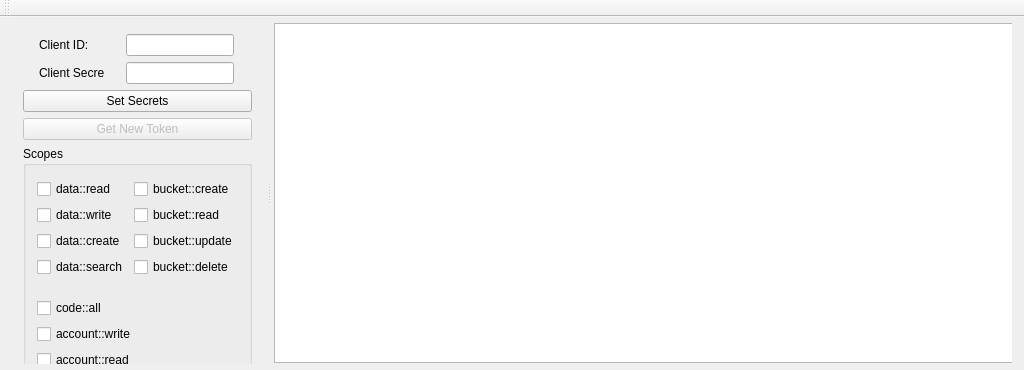
Before: the Qt Designer form samples/TwoLeggedTokenUtility/mainwindow.ui in apprentice3d/forge-api-qt-client_experiments, drawn with Qt 5.
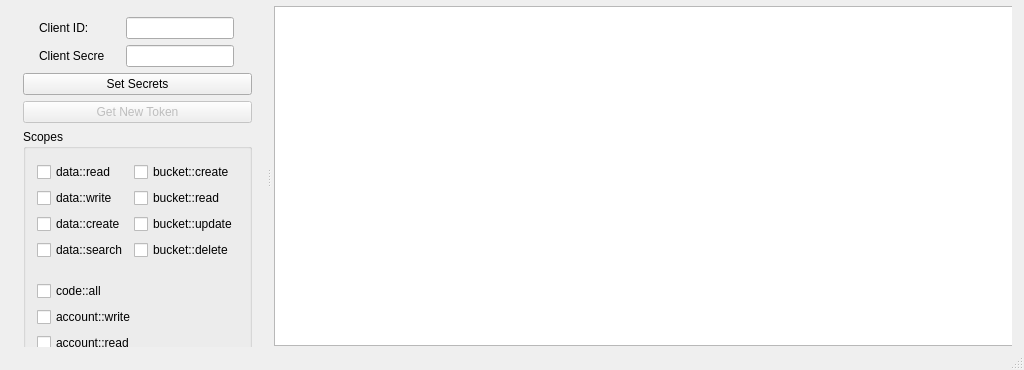
After: the same form once the commit is applied.

The edit to the form file:
```diff
--- a/samples/TwoLeggedTokenUtility/mainwindow.ui
+++ b/samples/TwoLeggedTokenUtility/mainwindow.ui
@@ -43,13 +43,13 @@
     </property>
     <property name="minimumSize">
      <size>
-      <width>240</width>
+      <width>1000</width>
       <height>0</height>
      </size>
     </property>
     <property name="maximumSize">
      <size>
-      <width>16777215</width>
+      <width>1000</width>
       <height>359</height>
      </size>
     </property>
@@ -328,13 +328,13 @@
      </property>
      <property name="minimumSize">
       <size>
-       <width>770</width>
+       <width>768</width>
        <height>340</height>
       </size>
      </property>
      <property name="maximumSize">
       <size>
-       <width>770</width>
+       <width>768</width>
        <height>340</height>
       </size>
      </property>
@@ -344,14 +344,7 @@
     </widget>
    </widget>
   </widget>
-  <widget class="QToolBar" name="mainToolBar">
-   <attribute name="toolBarArea">
-    <enum>TopToolBarArea</enum>
-   </attribute>
-   <attribute name="toolBarBreak">
-    <bool>false</bool>
-   </attribute>
-  </widget>
+  <widget class="QStatusBar" name="statusBar"/>
  </widget>
  <layoutdefault spacing="6" margin="11"/>
  <resources/>
```
